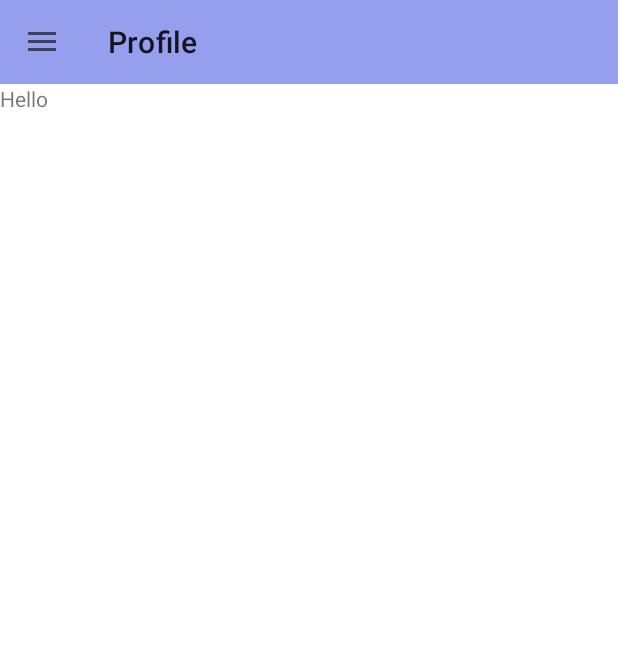
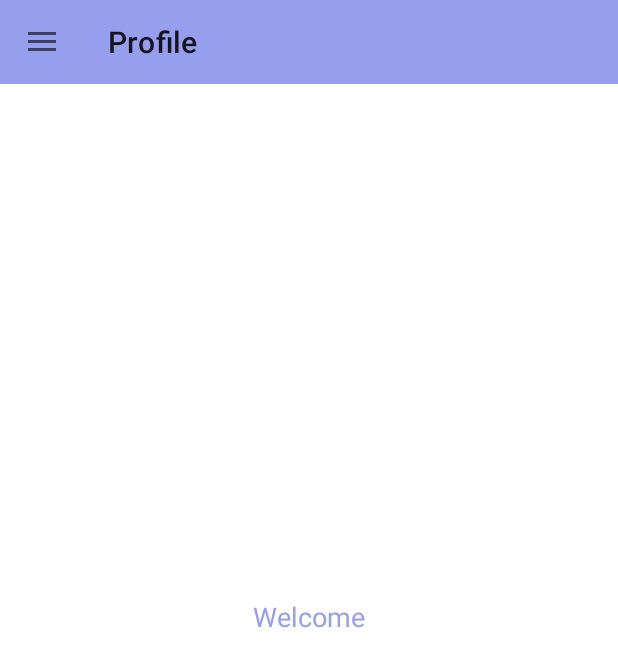
Before and after one commit to MkItSimple/MVVMSampleApp, an Android app: the ProfileFragment screen opened directly, with no data from a screen before it, on a phone screen of 412 x 824 dp. Shown: the top 667 px of the screen. Run offline under Robolectric (Android 15) with nearby library versions, the phone set to English and light mode, and no system bars; our stand-ins replace data binding, navigation-ui; libraries missing offline, so code that uses them is left out: org.kodein.di; 3 statements that could not run were skipped.

Commit message:
14-DataBindingFragment

```diff
--- a/app/src/main/java/com/example/mvvmsampleapp/MVVMApplication.kt
+++ b/app/src/main/java/com/example/mvvmsampleapp/MVVMApplication.kt
@@ -6,6 +6,7 @@ import com.example.mvvmsampleapp.data.network.MyApi
 import com.example.mvvmsampleapp.data.network.NetworkConnectionInterceptor
 import com.example.mvvmsampleapp.data.repositories.UserRepository
 import com.example.mvvmsampleapp.ui.auth.AuthViewModelFactory
+import com.example.mvvmsampleapp.ui.home.profile.ProfileViewModelFactory
 import org.kodein.di.Kodein
 import org.kodein.di.KodeinAware
 import org.kodein.di.android.x.androidXModule
@@ -27,7 +28,7 @@ class MVVMApplication : Application(), KodeinAware {
         bind() from singleton { UserRepository(instance(), instance()) }
         //bind() from singleton { QuotesRepository(instance(), instance(), instance()) }
         bind() from provider { AuthViewModelFactory(instance()) }
-        //bind() from provider { ProfileViewModelFactory(instance()) }
+        bind() from provider { ProfileViewModelFactory(instance()) }
         //bind() from provider{ QuotesViewModelFactory(instance())}
 
 
--- a/app/src/main/java/com/example/mvvmsampleapp/ui/home/profile/ProfileFragment.kt
+++ b/app/src/main/java/com/example/mvvmsampleapp/ui/home/profile/ProfileFragment.kt
@@ -6,28 +6,31 @@ import androidx.fragment.app.Fragment
 import android.view.LayoutInflater
 import android.view.View
 import android.view.ViewGroup
+import androidx.databinding.DataBindingUtil
+import com.example.mvvmsampleapp.R
+import com.example.mvvmsampleapp.databinding.ProfileFragmentBinding
+import org.kodein.di.android.x.kodein
+import org.kodein.di.KodeinAware
+import org.kodein.di.generic.instance
 
-import com.example.mvvmsampleapp.R
+class ProfileFragment : Fragment(), KodeinAware {
 
-class ProfileFragment : Fragment() {
-
-    companion object {
-        fun newInstance() = ProfileFragment()
-    }
+    override val kodein by kodein()
 
     private lateinit var viewModel: ProfileViewModel
+    private val factory: ProfileViewModelFactory by instance()
 
     override fun onCreateView(
         inflater: LayoutInflater, container: ViewGroup?,
         savedInstanceState: Bundle?
     ): View? {
-        return inflater.inflate(R.layout.profile_fragment, container, false)
+        val binding: ProfileFragmentBinding =
+            DataBindingUtil.inflate(inflater, R.layout.profile_fragment, container, false)
+        viewModel = ViewModelProviders.of(this, factory).get(ProfileViewModel::class.java)
+        binding.viewmodel = viewModel
+        binding.lifecycleOwner = this
+        return binding.root
     }
 
-    override fun onActivityCreated(savedInstanceState: Bundle?) {
-        super.onActivityCreated(savedInstanceState)
-        viewModel = ViewModelProviders.of(this).get(ProfileViewModel::class.java)
-        // TODO: Use the ViewModel
-    }
 
 }
--- a/app/src/main/java/com/example/mvvmsampleapp/ui/home/profile/ProfileViewModel.kt
+++ b/app/src/main/java/com/example/mvvmsampleapp/ui/home/profile/ProfileViewModel.kt
@@ -1,7 +1,12 @@
 package com.example.mvvmsampleapp.ui.home.profile
 
 import androidx.lifecycle.ViewModel
+import com.example.mvvmsampleapp.data.repositories.UserRepository
 
-class ProfileViewModel : ViewModel() {
-    // TODO: Implement the ViewModel
+class ProfileViewModel(
+    repository: UserRepository
+) : ViewModel() {
+
+    val user = repository.getUser()
+
 }
--- /dev/null
+++ b/app/src/main/java/com/example/mvvmsampleapp/ui/home/profile/ProfileViewModelFactory.kt
@@ -0,0 +1,15 @@
+package com.example.mvvmsampleapp.ui.home.profile
+
+import androidx.lifecycle.ViewModel
+import androidx.lifecycle.ViewModelProvider
+import com.example.mvvmsampleapp.data.repositories.UserRepository
+
+@Suppress("UNCHECKED_CAST")
+class ProfileViewModelFactory(
+    private val repository: UserRepository
+) : ViewModelProvider.NewInstanceFactory() {
+
+    override fun <T : ViewModel?> create(modelClass: Class<T>): T {
+        return ProfileViewModel(repository) as T
+    }
+}
--- a/app/src/main/res/layout/profile_fragment.xml
+++ b/app/src/main/res/layout/profile_fragment.xml
@@ -1,13 +1,55 @@
 <?xml version="1.0" encoding="utf-8"?>
-<FrameLayout xmlns:android="http://schemas.android.com/apk/res/android"
+<layout
+    xmlns:android="http://schemas.android.com/apk/res/android"
     xmlns:tools="http://schemas.android.com/tools"
-    android:layout_width="match_parent"
-    android:layout_height="match_parent"
-    tools:context=".ui.home.profile.ProfileFragment">
+    >
+    <data>
 
-    <TextView
+        <variable name="viewmodel"
+            type="com.example.mvvmsampleapp.ui.home.profile.ProfileViewModel"
+            />
+
+    </data>
+
+    <FrameLayout
         android:layout_width="match_parent"
         android:layout_height="match_parent"
-        android:text="Hello" />
+        tools:context=".ui.home.profile.ProfileFragment">
 
-</FrameLayout>
+        <LinearLayout
+            android:layout_gravity="center_horizontal|center_vertical"
+            android:orientation="vertical"
+            android:layout_width="wrap_content"
+            android:layout_height="wrap_content">
+
+            <TextView
+                android:layout_gravity="center_horizontal"
+                android:text="Welcome"
+                android:textColor="@color/colorPrimary"
+                android:textAppearance="@style/TextAppearance.AppCompat.Medium"
+                android:layout_width="wrap_content"
+                android:layout_height="wrap_content"/>
+
+            <TextView
+                android:layout_gravity="center_horizontal"
+                tools:text="Belal Khan"
+                android:text="@{viewmodel.user.name}"
+                android:textColor="@color/colorPrimaryDark"
+                android:textAppearance="@style/TextAppearance.AppCompat.Headline"
+                android:layout_width="wrap_content"
+                android:layout_height="wrap_content"/>
+            <TextView
+                android:layout_gravity="center_horizontal"
+                tools:text="probelalkhan@gmail.com"
+                android:text="@{viewmodel.user.email}"
+                android:textColor="@color/colorPrimaryDark"
+                android:textAppearance="@style/TextAppearance.AppCompat.Medium"
+                android:layout_width="wrap_content"
+                android:layout_height="wrap_content"/>
+
+
+        </LinearLayout>
+
+
+    </FrameLayout>
+</layout>
```
